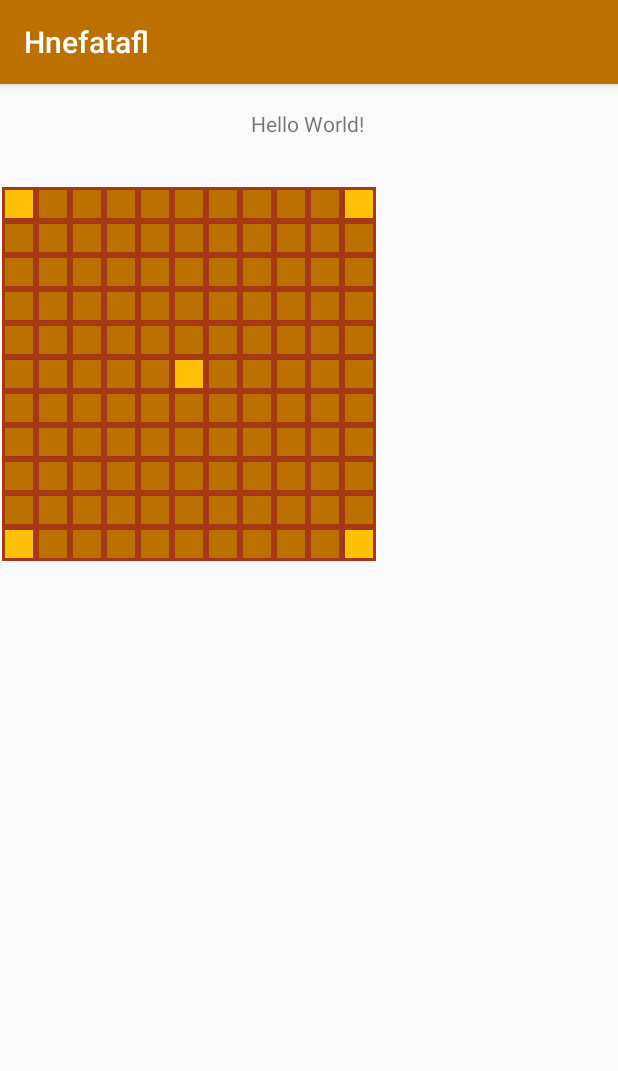
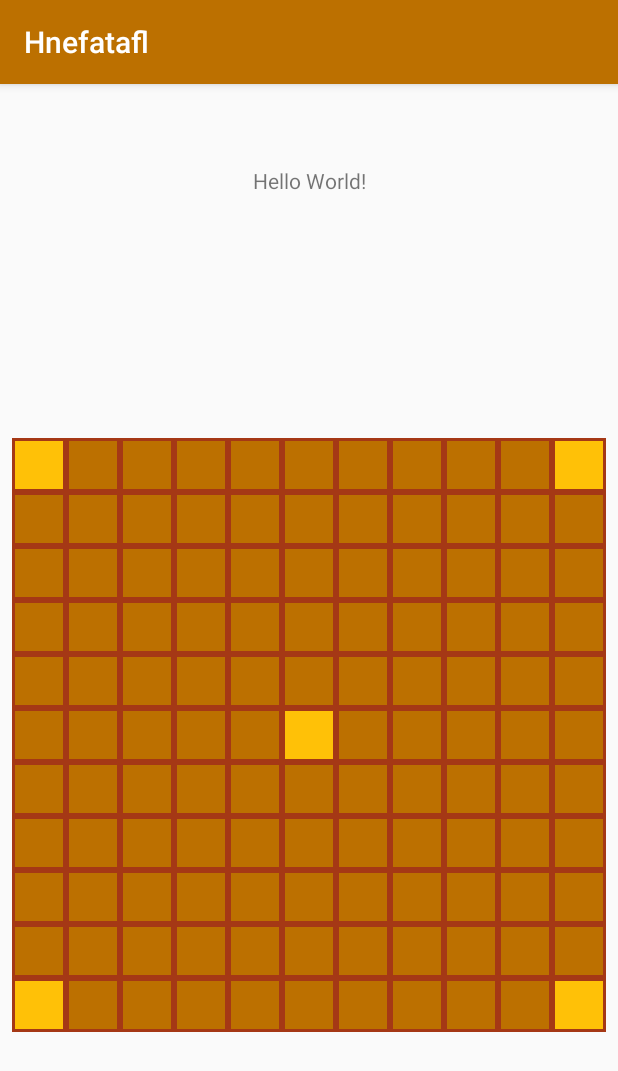
Before and after one commit to shirleywbi/Hnefatafl, an Android app: the screen it shows after launch (MainActivity), on a phone screen of 412 x 824 dp. Shown: the top 1071 px of the screen. Run offline under Robolectric (Android 15) with nearby library versions, the phone set to English and light mode, and no system bars.

Commit message:
reposition board

```diff
--- a/app/src/main/java/com/shirleywbi/hnefatafl/ui/BoardView.kt
+++ b/app/src/main/java/com/shirleywbi/hnefatafl/ui/BoardView.kt
@@ -16,9 +16,7 @@ class BoardView : ConstraintLayout {
     private fun initialize(context: Context, attrs: AttributeSet?) {
         var cells: ArrayList<BoardCellView> = arrayListOf()
 
-        // TODO: Get actual width
-        // TODO: DPS is uneven, may need absolute but flexible board as a whole
-        val size: Int = getDps(250, this) / 11
+        val size: Int = getDps(400, this) / 11
 
         for (x in 0..10) {
             for (y in 0..10) {
@@ -33,6 +31,6 @@ class BoardView : ConstraintLayout {
         }
 
         cells.forEach { cell -> this.addView(cell)}
+    }
 
-    }
 }
--- a/app/src/main/res/layout/activity_main.xml
+++ b/app/src/main/res/layout/activity_main.xml
@@ -12,16 +12,16 @@
         android:layout_height="wrap_content"
         android:text="Hello World!"
         app:layout_constraintBottom_toBottomOf="parent"
-        app:layout_constraintHorizontal_bias="0.498"
+        app:layout_constraintHorizontal_bias="0.501"
         app:layout_constraintLeft_toLeftOf="parent"
         app:layout_constraintRight_toRightOf="parent"
         app:layout_constraintTop_toTopOf="parent"
-        app:layout_constraintVertical_bias="0.022" />
+        app:layout_constraintVertical_bias="0.073" />
 
     <androidx.constraintlayout.widget.ConstraintLayout
         android:id="@+id/boardContainer"
-        android:layout_width="409dp"
-        android:layout_height="674dp"
+        android:layout_width="412dp"
+        android:layout_height="609dp"
         android:layout_marginStart="1dp"
         android:layout_marginLeft="1dp"
         android:layout_marginTop="8dp"
@@ -30,13 +30,25 @@
         android:layout_marginBottom="1dp"
         app:layout_constraintBottom_toBottomOf="parent"
         app:layout_constraintEnd_toEndOf="parent"
+        app:layout_constraintHorizontal_bias="0.666"
         app:layout_constraintStart_toStartOf="parent"
-        app:layout_constraintTop_toBottomOf="@+id/textView">
+        app:layout_constraintTop_toBottomOf="@+id/textView"
+        app:layout_constraintVertical_bias="1.0">
 
         <com.shirleywbi.hnefatafl.ui.BoardView
             android:id="@+id/board"
-            android:layout_width="match_parent"
-            android:layout_height="match_parent"/>
+            android:layout_width="396dp"
+            android:layout_height="399dp"
+            android:layout_marginStart="2dp"
+            android:layout_marginLeft="2dp"
+            android:layout_marginTop="2dp"
+            android:layout_marginEnd="2dp"
+            android:layout_marginRight="2dp"
+            app:layout_constraintBottom_toBottomOf="parent"
+            app:layout_constraintEnd_toEndOf="parent"
+            app:layout_constraintStart_toStartOf="parent"
+            app:layout_constraintTop_toTopOf="parent"
+            app:layout_constraintVertical_bias="0.37" />
 
     </androidx.constraintlayout.widget.ConstraintLayout>
 
```
Also changed, not shown: app/src/main/java/com/shirleywbi/hnefatafl/util/UIUtils.kt (line endings or trailing spaces).
